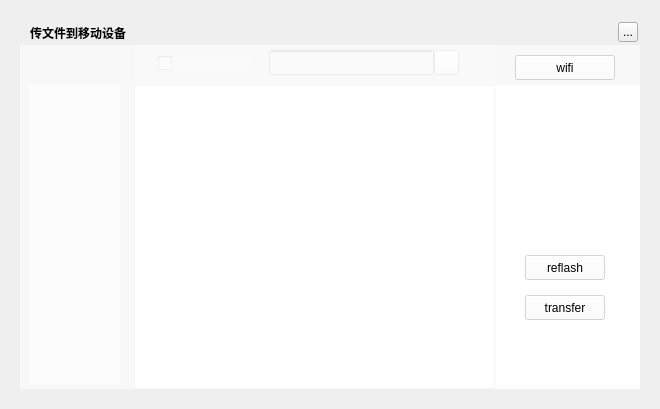
Before: the Qt Designer form TTKCore/musicUi/musicToolswidget/musicconnecttransferwidget.ui in Greedysky/TTKMusicPlayer, drawn with Qt 5.
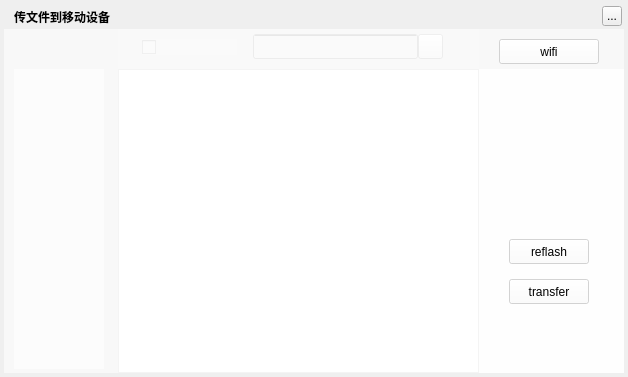
After: the same form once the commit is applied. Icons and pictures are not drawn. Custom widgets are drawn as their Qt base class.

The edit to the form file:
```diff
--- a/TTKCore/musicUi/musicToolswidget/musicconnecttransferwidget.ui
+++ b/TTKCore/musicUi/musicToolswidget/musicconnecttransferwidget.ui
@@ -6,8 +6,8 @@
    <rect>
     <x>0</x>
     <y>0</y>
-    <width>660</width>
-    <height>409</height>
+    <width>628</width>
+    <height>377</height>
    </rect>
   </property>
   <property name="windowTitle">
@@ -16,8 +16,8 @@
   <widget class="QLabel" name="background">
    <property name="geometry">
     <rect>
-     <x>20</x>
-     <y>20</y>
+     <x>4</x>
+     <y>4</y>
      <width>620</width>
      <height>369</height>
     </rect>
@@ -29,8 +29,8 @@
   <widget class="QLabel" name="topTitleName">
    <property name="geometry">
     <rect>
-     <x>30</x>
-     <y>20</y>
+     <x>14</x>
+     <y>4</y>
      <width>171</width>
      <height>25</height>
     </rect>
@@ -45,8 +45,8 @@
   <widget class="QToolButton" name="topTitleCloseButton">
    <property name="geometry">
     <rect>
-     <x>618</x>
-     <y>22</y>
+     <x>602</x>
+     <y>6</y>
      <width>20</width>
      <height>20</height>
     </rect>
@@ -58,8 +58,8 @@
   <widget class="QWidget" name="backgroundMask" native="true">
    <property name="geometry">
     <rect>
-     <x>20</x>
-     <y>45</y>
+     <x>4</x>
+     <y>29</y>
      <width>620</width>
      <height>344</height>
     </rect>
```
